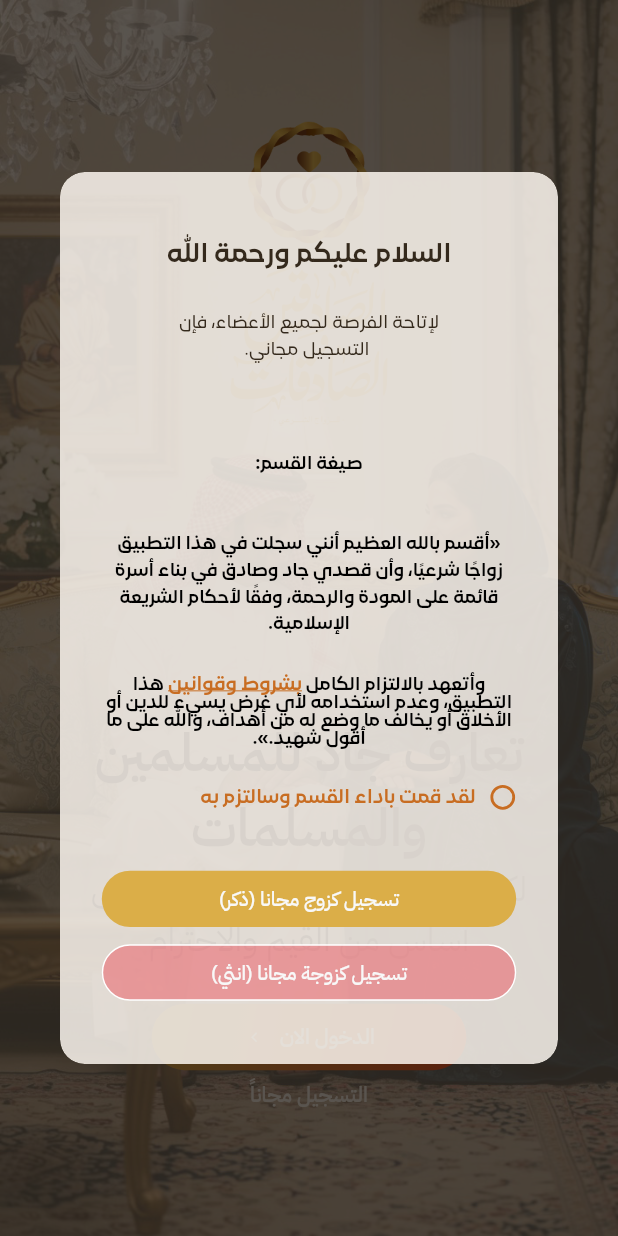
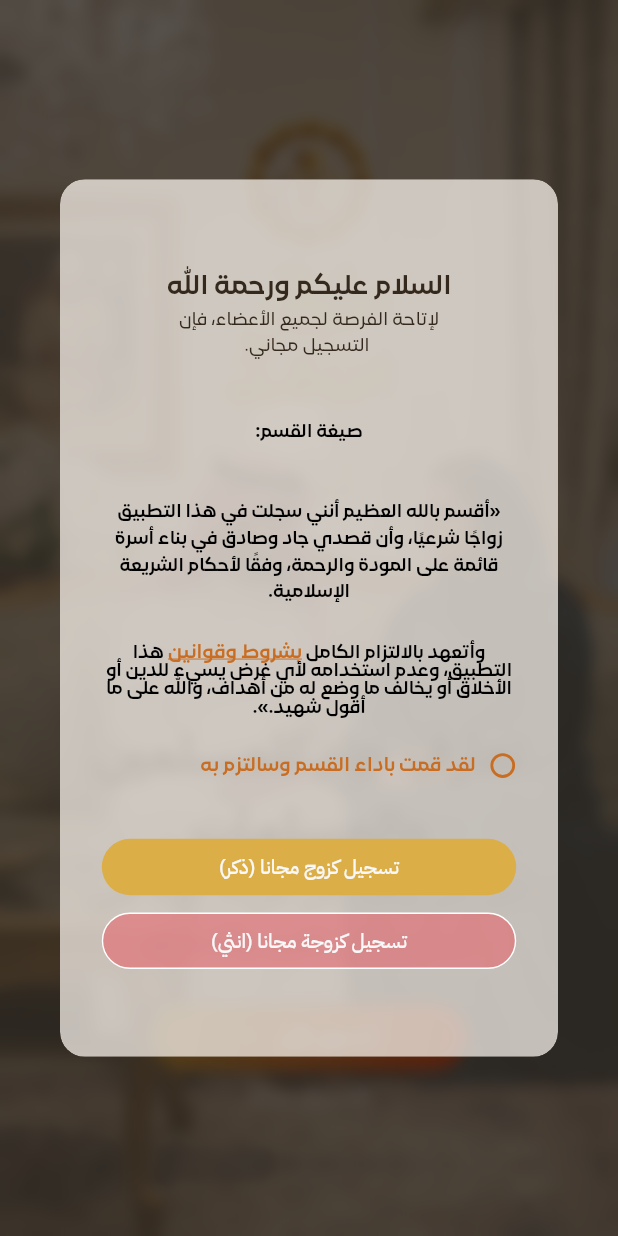
Before and after one commit to Dexterous-Tech/elsadeken, a Flutter app: the OnBoardingScreen screen opened by its route, after a tap on "التسجيل مجاناً", on a phone screen of 412 x 824 dp. Run offline on Flutter 3.47's test engine with Material 3 defaults, Android fonts, the phone set to English and light mode, and no system bars; our stand-ins replace bloc, cached_network_image, country_code_picker, dartz, dio, equatable and 15 more; missing offline and left inert: vs_scrollbar; accounts and stored records are empty; project files that could hold a hidden picture were left out.

Commit message:
feat: enhance custom dialog appearance and update oath dialog padding
- Implemented a backdrop filter in the custom dialog for improved visual effects.
- Adjusted the background color opacity for better aesthetics.
- Updated padding in the oath dialog to enhance layout and spacing.
- Modified padding in the oath dialog's content for a more balanced design.

```diff
--- a/lib/core/widgets/dialog/custom_dialog.dart
+++ b/lib/core/widgets/dialog/custom_dialog.dart
@@ -22,6 +22,8 @@ Future customDialog({
           Navigator.pop(context, true); // Always pop with true
         }
       },
+      child: BackdropFilter(
+        filter: ImageFilter.blur(sigmaX: 5, sigmaY: 5),
         child: Dialog(
           shape: RoundedRectangleBorder(
             borderRadius: BorderRadius.circular(radius ?? 20).r,
@@ -37,7 +39,7 @@ Future customDialog({
                     EdgeInsets.symmetric(horizontal: 8.w, vertical: 8.h),
                 decoration: ShapeDecoration(
                   color: backgroundColor ??
-                    Color(0xFFFFF9F2).withValues(alpha: 0.84),
+                      Color(0xFFFFF9F2).withValues(alpha: 0.721),
                   shape: RoundedRectangleBorder(
                     side: BorderSide(color: Colors.transparent),
                     borderRadius: BorderRadius.circular(radius ?? 20).r,
@@ -49,6 +51,7 @@ Future customDialog({
           ),
         ),
       ),
+    ),
   );
 
   return result ?? false;
--- a/lib/features/on_boarding/presentation/view/widgets/oath_dialog/oath_dialog.dart
+++ b/lib/features/on_boarding/presentation/view/widgets/oath_dialog/oath_dialog.dart
@@ -17,7 +17,7 @@ Future<void> oathDialog({
 }) async {
   await customDialog(
     context: context,
-    padding: EdgeInsetsGeometry.symmetric(vertical: 50.h, horizontal: 30.w),
+    padding: EdgeInsetsGeometry.symmetric(vertical: 70.h, horizontal: 30.w),
     dialogContent: StatefulBuilder(
       builder: (context, setStateDialog) {
         return Column(
@@ -29,9 +29,9 @@ Future<void> oathDialog({
               textDirection: TextDirection.rtl,
               style: AppTextStyles.font22BistreSemiBoldLamaSans,
             ),
-            verticalSpace(6),
+            // verticalSpace(6),
             Padding(
-              padding: const EdgeInsets.all(20.0),
+              padding: EdgeInsets.symmetric(horizontal: 20.0.w),
               child: Text(
                 'لإتاحة الفرصة لجميع الأعضاء، فإن\n التسجيل مجاني.',
                 textDirection: TextDirection.rtl,
```
Lines whose indentation alone changed are shown as unchanged.
